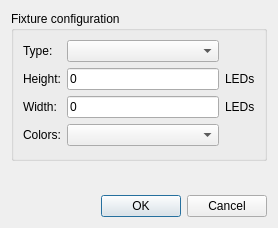
Before: the Qt Designer form PatternPaint/fixturesettings.ui in Blinkinlabs/PatternPaint, drawn with Qt 5.
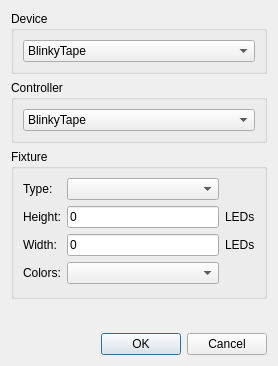
After: the same form once the commit is applied.

What changed in the file:
```diff
--- a/PatternPaint/fixturesettings.ui
+++ b/PatternPaint/fixturesettings.ui
@@ -7,17 +7,93 @@
     <x>0</x>
     <y>0</y>
     <width>278</width>
-    <height>228</height>
+    <height>366</height>
    </rect>
   </property>
   <property name="windowTitle">
    <string>Resize Pattern</string>
   </property>
   <layout class="QVBoxLayout" name="verticalLayout">
+   <item>
+    <widget class="QGroupBox" name="groupBox_2">
+     <property name="title">
+      <string>Device</string>
+     </property>
+     <layout class="QGridLayout" name="gridLayout_2">
+      <item row="0" column="0">
+       <widget class="QComboBox" name="comboBox">
+        <item>
+         <property name="text">
+          <string>BlinkyTape</string>
+         </property>
+        </item>
+        <item>
+         <property name="text">
+          <string>Blinky Pixels</string>
+         </property>
+        </item>
+        <item>
+         <property name="text">
+          <string>Blinky Matrix</string>
+         </property>
+        </item>
+        <item>
+         <property name="text">
+          <string>BlinkyTile</string>
+         </property>
+        </item>
+        <item>
+         <property name="text">
+          <string>BlinkyPendant</string>
+         </property>
+        </item>
+        <item>
+         <property name="text">
+          <string>Custom</string>
+         </property>
+        </item>
+       </widget>
+      </item>
+     </layout>
+    </widget>
+   </item>
+   <item>
+    <widget class="QGroupBox" name="groupBox_3">
+     <property name="title">
+      <string>Controller</string>
+     </property>
+     <layout class="QGridLayout" name="gridLayout_4">
+      <item row="0" column="0">
+       <widget class="QComboBox" name="comboBox_2">
+        <item>
+         <property name="text">
+          <string>BlinkyTape</string>
+         </property>
+        </item>
+        <item>
+         <property name="text">
+          <string>Light Buddy (BlinkyTile)</string>
+         </property>
+        </item>
+        <item>
+         <property name="text">
+          <string>BlinkyPendant</string>
+         </property>
+        </item>
+        <item>
+         <property name="text">
+          <string>Arduino Leonardo</string>
+         </property>
+        </item>
+       </widget>
+      </item>
+     </layout>
+    </widget>
+   </item>
    <item>
     <widget class="QGroupBox" name="groupBox">
      <property name="title">
-      <string>Fixture configuration</string>
+      <string>Fixture</string>
      </property>
      <layout class="QGridLayout" name="gridLayout_3">
       <property name="bottomMargin">
```
